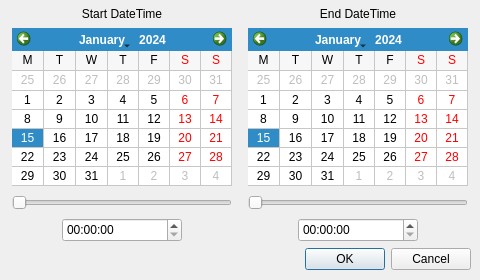
andrewrhyder/epicsqt, file framework/widgets/QEStripChart/QEStripChartTimeDialog.ui: the form before one commit.
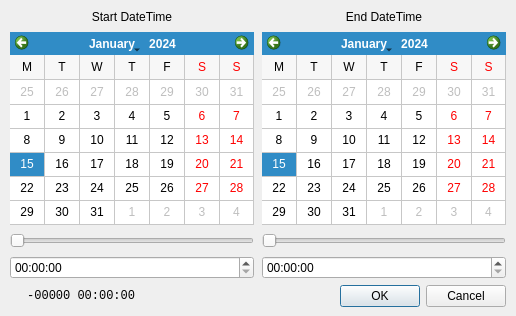
The form after the commit.

Commit message: QEStripChart: Ensure dialogs are parented by chart, upgrade time dialog to include a duration

```diff
--- a/framework/widgets/QEStripChart/QEStripChartTimeDialog.ui
+++ b/framework/widgets/QEStripChart/QEStripChartTimeDialog.ui
@@ -6,35 +6,32 @@
    <rect>
     <x>0</x>
     <y>0</y>
-    <width>480</width>
-    <height>280</height>
+    <width>516</width>
+    <height>316</height>
    </rect>
   </property>
   <property name="windowTitle">
    <string>Strip Chart Times</string>
   </property>
-  <widget class="QDialogButtonBox" name="buttonBox">
+  <widget class="QWidget" name="layoutWidget">
    <property name="geometry">
     <rect>
-     <x>300</x>
-     <y>246</y>
-     <width>171</width>
-     <height>26</height>
+     <x>10</x>
+     <y>10</y>
+     <width>496</width>
+     <height>297</height>
     </rect>
    </property>
-   <property name="standardButtons">
-    <set>QDialogButtonBox::Cancel|QDialogButtonBox::Ok</set>
-   </property>
-  </widget>
+   <layout class="QVBoxLayout" name="verticalLayout_3">
+    <item>
+     <layout class="QHBoxLayout" name="horizontalLayout">
+      <property name="spacing">
+       <number>8</number>
+      </property>
+      <item>
+       <layout class="QVBoxLayout" name="verticalLayout">
+        <item>
   <widget class="QLabel" name="label">
-   <property name="geometry">
-    <rect>
-     <x>12</x>
-     <y>6</y>
-     <width>220</width>
-     <height>15</height>
-    </rect>
-   </property>
    <property name="text">
     <string>Start DateTime</string>
    </property>
@@ -42,15 +39,71 @@
     <set>Qt::AlignCenter</set>
    </property>
   </widget>
+        </item>
+        <item>
+         <widget class="QCalendarWidget" name="startDate">
+          <property name="sizePolicy">
+           <sizepolicy hsizetype="Preferred" vsizetype="Preferred">
+            <horstretch>0</horstretch>
+            <verstretch>0</verstretch>
+           </sizepolicy>
+          </property>
+          <property name="minimumSize">
+           <size>
+            <width>240</width>
+            <height>180</height>
+           </size>
+          </property>
+          <property name="minimumDate">
+           <date>
+            <year>2005</year>
+            <month>8</month>
+            <day>1</day>
+           </date>
+          </property>
+          <property name="maximumDate">
+           <date>
+            <year>2099</year>
+            <month>12</month>
+            <day>31</day>
+           </date>
+          </property>
+          <property name="firstDayOfWeek">
+           <enum>Qt::Monday</enum>
+          </property>
+          <property name="gridVisible">
+           <bool>true</bool>
+          </property>
+          <property name="horizontalHeaderFormat">
+           <enum>QCalendarWidget::SingleLetterDayNames</enum>
+          </property>
+          <property name="verticalHeaderFormat">
+           <enum>QCalendarWidget::NoVerticalHeader</enum>
+          </property>
+          <property name="dateEditAcceptDelay">
+           <number>500</number>
+          </property>
+         </widget>
+        </item>
+        <item>
+         <widget class="QSlider" name="startTimeSlider">
+          <property name="maximum">
+           <number>239</number>
+          </property>
+          <property name="orientation">
+           <enum>Qt::Horizontal</enum>
+          </property>
+         </widget>
+        </item>
+        <item>
+         <widget class="QTimeEdit" name="startTimeEdit"/>
+        </item>
+       </layout>
+      </item>
+      <item>
+       <layout class="QVBoxLayout" name="verticalLayout_2">
+        <item>
   <widget class="QLabel" name="label_2">
-   <property name="geometry">
-    <rect>
-     <x>248</x>
-     <y>6</y>
-     <width>220</width>
-     <height>15</height>
-    </rect>
-   </property>
    <property name="text">
     <string>End DateTime</string>
    </property>
@@ -58,50 +111,20 @@
     <set>Qt::AlignCenter</set>
    </property>
   </widget>
-  <widget class="QCalendarWidget" name="startDate">
-   <property name="geometry">
-    <rect>
-     <x>12</x>
-     <y>28</y>
-     <width>220</width>
-     <height>158</height>
-    </rect>
-   </property>
-   <property name="minimumDate">
-    <date>
-     <year>2005</year>
-     <month>8</month>
-     <day>1</day>
-    </date>
-   </property>
-   <property name="maximumDate">
-    <date>
-     <year>2099</year>
-     <month>12</month>
-     <day>31</day>
-    </date>
-   </property>
-   <property name="firstDayOfWeek">
-    <enum>Qt::Monday</enum>
-   </property>
-   <property name="gridVisible">
-    <bool>true</bool>
-   </property>
-   <property name="horizontalHeaderFormat">
-    <enum>QCalendarWidget::SingleLetterDayNames</enum>
-   </property>
-   <property name="verticalHeaderFormat">
-    <enum>QCalendarWidget::NoVerticalHeader</enum>
-   </property>
-  </widget>
+        </item>
+        <item>
   <widget class="QCalendarWidget" name="endDate">
-   <property name="geometry">
-    <rect>
-     <x>248</x>
-     <y>28</y>
-     <width>220</width>
-     <height>158</height>
-    </rect>
+          <property name="sizePolicy">
+           <sizepolicy hsizetype="Preferred" vsizetype="Preferred">
+            <horstretch>0</horstretch>
+            <verstretch>0</verstretch>
+           </sizepolicy>
+          </property>
+          <property name="minimumSize">
+           <size>
+            <width>240</width>
+            <height>180</height>
+           </size>
    </property>
    <property name="minimumDate">
     <date>
@@ -129,32 +152,13 @@
    <property name="verticalHeaderFormat">
     <enum>QCalendarWidget::NoVerticalHeader</enum>
    </property>
-  </widget>
-  <widget class="QSlider" name="startTimeSlider">
-   <property name="geometry">
-    <rect>
-     <x>12</x>
-     <y>192</y>
-     <width>220</width>
-     <height>22</height>
-    </rect>
-   </property>
-   <property name="maximum">
-    <number>239</number>
-   </property>
-   <property name="orientation">
-    <enum>Qt::Horizontal</enum>
-   </property>
-  </widget>
+          <property name="dateEditAcceptDelay">
+           <number>500</number>
+          </property>
+         </widget>
+        </item>
+        <item>
   <widget class="QSlider" name="endTimeSlider">
-   <property name="geometry">
-    <rect>
-     <x>248</x>
-     <y>192</y>
-     <width>220</width>
-     <height>22</height>
-    </rect>
-   </property>
    <property name="maximum">
     <number>239</number>
    </property>
@@ -162,25 +166,69 @@
     <enum>Qt::Horizontal</enum>
    </property>
   </widget>
-  <widget class="QTimeEdit" name="startTimeEdit">
-   <property name="geometry">
-    <rect>
-     <x>62</x>
-     <y>218</y>
-     <width>120</width>
-     <height>24</height>
-    </rect>
-   </property>
-  </widget>
-  <widget class="QTimeEdit" name="endTimeEdit">
-   <property name="geometry">
-    <rect>
-     <x>298</x>
-     <y>218</y>
-     <width>120</width>
-     <height>24</height>
-    </rect>
-   </property>
+        </item>
+        <item>
+         <widget class="QTimeEdit" name="endTimeEdit"/>
+        </item>
+       </layout>
+      </item>
+     </layout>
+    </item>
+    <item>
+     <layout class="QHBoxLayout" name="horizontalLayout_2">
+      <item>
+       <widget class="QLabel" name="duration">
+        <property name="minimumSize">
+         <size>
+          <width>129</width>
+          <height>0</height>
+         </size>
+        </property>
+        <property name="font">
+         <font>
+          <family>Monospace</family>
+         </font>
+        </property>
+        <property name="text">
+         <string>-00000 00:00:00</string>
+        </property>
+        <property name="alignment">
+         <set>Qt::AlignRight|Qt::AlignTrailing|Qt::AlignVCenter</set>
+        </property>
+        <property name="indent">
+         <number>4</number>
+        </property>
+       </widget>
+      </item>
+      <item>
+       <spacer name="horizontalSpacer">
+        <property name="orientation">
+         <enum>Qt::Horizontal</enum>
+        </property>
+        <property name="sizeHint" stdset="0">
+         <size>
+          <width>40</width>
+          <height>20</height>
+         </size>
+        </property>
+       </spacer>
+      </item>
+      <item>
+       <widget class="QDialogButtonBox" name="buttonBox">
+        <property name="minimumSize">
+         <size>
+          <width>180</width>
+          <height>0</height>
+         </size>
+        </property>
+        <property name="standardButtons">
+         <set>QDialogButtonBox::Cancel|QDialogButtonBox::Ok</set>
+        </property>
+       </widget>
+      </item>
+     </layout>
+    </item>
+   </layout>
   </widget>
  </widget>
  <resources/>
```
Lines whose indentation alone changed are shown as unchanged. The commit also changes 8 other files.
